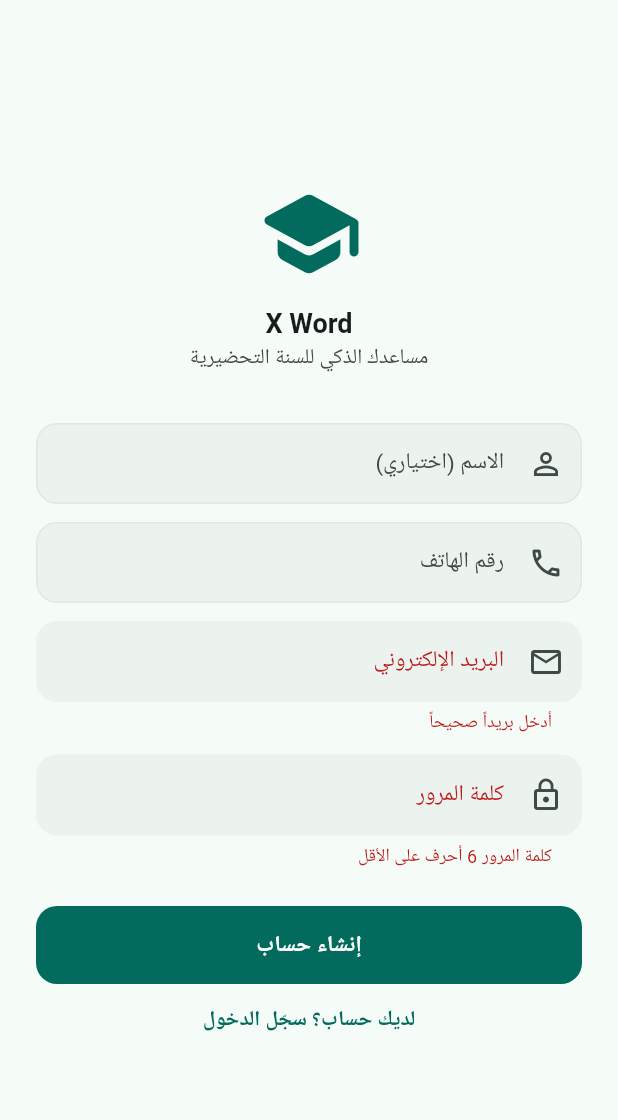
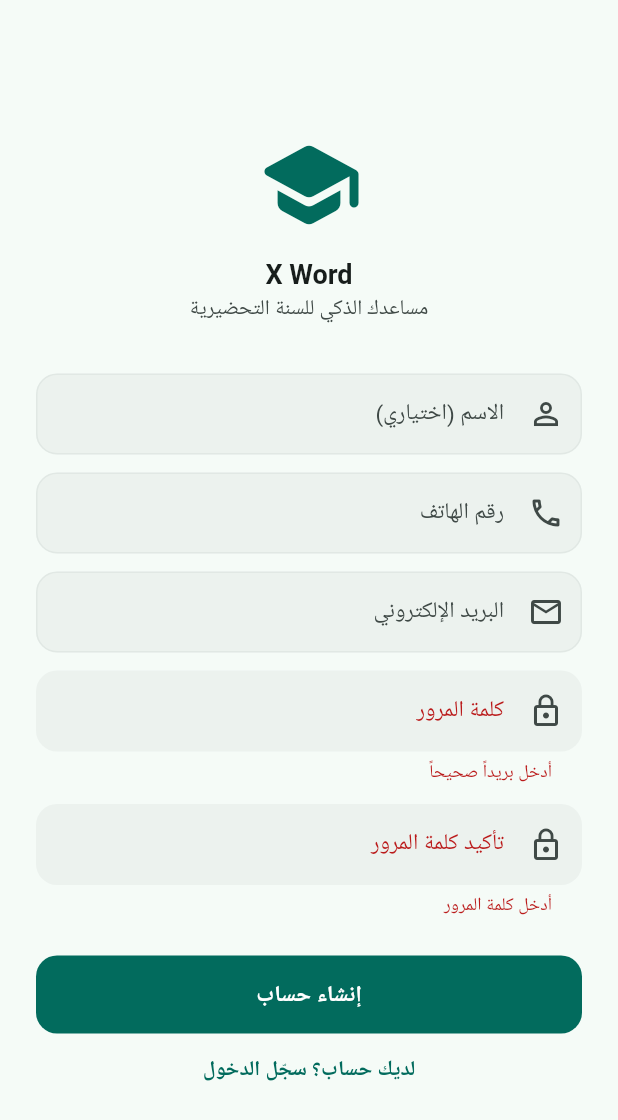
Before and after one commit to Adnan4M/EliteApp, a Flutter app: the screen it shows after launch, after a tap on "تسجيل الدخول", after a tap on "ليس لديك حساب؟ أنشئ واحداً (تجربة 7 أيام", on a phone screen of 412 x 824 dp. Shown: the top 1120 px of the screen. Run offline on Flutter 3.47's test engine with Material 3 defaults, Android fonts, the phone set to English and light mode, and no system bars; our stand-ins replace flutter_secure_storage, shared_preferences; accounts and stored records are empty; network calls fail.

Commit message:
feat: enforce auth rules, fix challenge UI, slim deploy
- Password: min 8 chars, must contain letter + digit, confirmation field
- Registration no longer returns token; login only after email verification
- Phone number required and unique
- Challenge game options fill available space (no text cutoff)
- Private room toggle cleaned up (no "public room" label)
- SafeArea on lobby/create screens for bottom nav overlap
- Slim requirements-server.txt for Railway (drops PyTorch/sentence-transformers OOM)

Co-Authored-By: Claude Opus 4.6 <noreply@anthropic.com>

```diff
--- a/app/lib/screens/challenge_lobby_screen.dart
+++ b/app/lib/screens/challenge_lobby_screen.dart
@@ -195,7 +195,9 @@ class _ChallengeLobbyScreenState extends State<ChallengeLobbyScreen> {
       ),
       body: _connecting
           ? const Loading()
-          : Padding(
+          : SafeArea(
+              top: false,
+              child: Padding(
               padding: const EdgeInsets.all(20),
               child: Column(
                 crossAxisAlignment: CrossAxisAlignment.stretch,
@@ -321,6 +323,7 @@ class _ChallengeLobbyScreenState extends State<ChallengeLobbyScreen> {
                 ],
               ),
             ),
+          ),
     );
   }
 }
--- a/app/lib/screens/login_screen.dart
+++ b/app/lib/screens/login_screen.dart
@@ -16,6 +16,7 @@ class _LoginScreenState extends State<LoginScreen> {
   final _formKey = GlobalKey<FormState>();
   final _email = TextEditingController();
   final _password = TextEditingController();
+  final _confirmPassword = TextEditingController();
   final _name = TextEditingController();
   final _phone = TextEditingController();
 
@@ -27,6 +28,7 @@ class _LoginScreenState extends State<LoginScreen> {
   void dispose() {
     _email.dispose();
     _password.dispose();
+    _confirmPassword.dispose();
     _name.dispose();
     _phone.dispose();
     super.dispose();
@@ -47,7 +49,6 @@ class _LoginScreenState extends State<LoginScreen> {
           name: _name.text.trim(),
           phone: _phone.text.trim(),
         );
-        // After registration, go to verification screen
         if (mounted) {
           Navigator.of(context).push(MaterialPageRoute(
             builder: (_) => VerifyScreen(
@@ -56,6 +57,7 @@ class _LoginScreenState extends State<LoginScreen> {
             ),
           ));
         }
+        return;
       } else {
         await auth.login(_email.text.trim(), _password.text);
       }
@@ -88,6 +90,10 @@ class _LoginScreenState extends State<LoginScreen> {
       return 'يُسمح فقط بالبريد من Gmail أو Outlook أو Hotmail';
     }
     if (s.contains('502')) return 'فشل إرسال رمز التحقق. حاول مرة أخرى.';
+    if (s.contains('PWD_MIN_8')) return 'كلمة المرور 8 أحرف على الأقل';
+    if (s.contains('PWD_NEED_LETTER')) return 'كلمة المرور يجب أن تحتوي على حرف';
+    if (s.contains('PWD_NEED_DIGIT')) return 'كلمة المرور يجب أن تحتوي على رقم';
+    if (s.contains('هاتف') && s.contains('مطلوب')) return 'رقم الهاتف مطلوب';
     return 'خطأ: $s';
   }
 
@@ -171,10 +177,31 @@ class _LoginScreenState extends State<LoginScreen> {
                       labelText: 'كلمة المرور',
                       prefixIcon: Icon(Icons.lock_outline),
                     ),
-                    validator: (v) => (v == null || v.length < 6)
-                        ? 'كلمة المرور 6 أحرف على الأقل'
-                        : null,
+                    validator: (v) {
+                      if (v == null || v.isEmpty) return 'أدخل كلمة المرور';
+                      if (_isRegister) {
+                        if (v.length < 8) return 'كلمة المرور 8 أحرف على الأقل';
+                        if (!v.contains(RegExp(r'[a-zA-Z]'))) return 'يجب أن تحتوي على حرف واحد على الأقل';
+                        if (!v.contains(RegExp(r'[0-9]'))) return 'يجب أن تحتوي على رقم واحد على الأقل';
+                      }
+                      return null;
+                    },
                   ),
+                  if (_isRegister) ...[
+                    const SizedBox(height: 12),
+                    TextFormField(
+                      controller: _confirmPassword,
+                      obscureText: true,
+                      decoration: const InputDecoration(
+                        labelText: 'تأكيد كلمة المرور',
+                        prefixIcon: Icon(Icons.lock_outline),
+                      ),
+                      validator: (v) {
+                        if (v != _password.text) return 'كلمتا المرور غير متطابقتين';
+                        return null;
+                      },
+                    ),
+                  ],
                   if (_error != null) ...[
                     const SizedBox(height: 12),
                     Text(_error!,
--- a/app/lib/screens/verify_screen.dart
+++ b/app/lib/screens/verify_screen.dart
@@ -35,9 +35,8 @@ class _VerifyScreenState extends State<VerifyScreen> {
     setState(() { _busy = true; _error = null; });
     try {
       final auth = context.read<AuthController>();
-      await auth.api.verifyEmail(widget.email, code);
-      // Now log in
-      await auth.login(widget.email, widget.password);
+      final token = await auth.api.verifyEmail(widget.email, code);
+      await auth.loginWithToken(token);
       if (mounted) Navigator.of(context).popUntil((r) => r.isFirst);
     } catch (e) {
       setState(() => _error = _friendly(e));
--- a/app/lib/state/auth_controller.dart
+++ b/app/lib/state/auth_controller.dart
@@ -120,7 +120,11 @@ class AuthController extends ChangeNotifier {
 
   Future<void> register(String email, String password,
       {String? name, String? phone}) async {
-    await _persist(await api.register(email, password, name: name, phone: phone));
+    await api.register(email, password, name: name, phone: phone);
+  }
+
+  Future<void> loginWithToken(String token) async {
+    await _persist(token);
   }
 
   Future<void> login(String email, String password) async {
--- a/elite_bot/requirements.txt
+++ b/elite_bot/requirements.txt
@@ -1,5 +1,4 @@
-# Core bot
-python-telegram-bot==22.6
+# Core
 python-dotenv
 SQLAlchemy>=2.0
 PyYAML
```
Also changed, not shown: app/lib/api/api.dart (+5 -5 lines), app/lib/screens/challenge_create_screen.dart (+9 -6 lines), app/lib/screens/challenge_game_screen.dart (+82 -49 lines), elite_bot/requirements-server.txt (added, +19 -0 lines), 2 other files.
